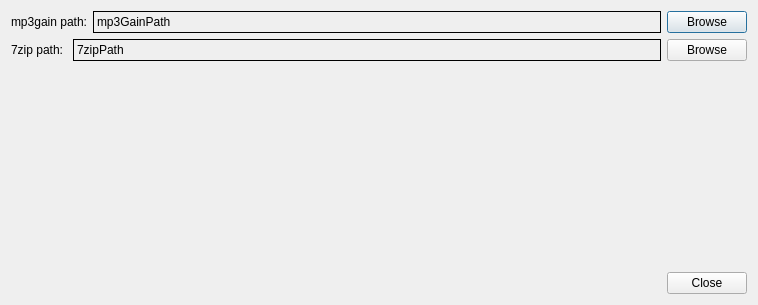
OpenKJ/OpenKJTools, file dlgsettings.ui: the form before one commit.
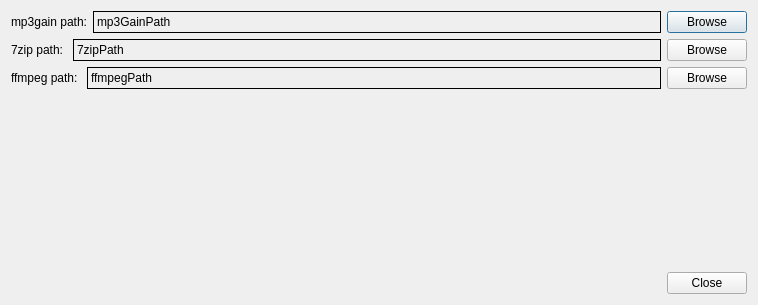
The form after the commit.

What changed in the file:
```diff
--- a/dlgsettings.ui
+++ b/dlgsettings.ui
@@ -94,6 +94,49 @@
      </item>
     </layout>
    </item>
+   <item>
+    <layout class="QHBoxLayout" name="horizontalLayout_3">
+     <property name="topMargin">
+      <number>0</number>
+     </property>
+     <item>
+      <widget class="QLabel" name="label_3">
+       <property name="sizePolicy">
+        <sizepolicy hsizetype="Minimum" vsizetype="Preferred">
+         <horstretch>0</horstretch>
+         <verstretch>0</verstretch>
+        </sizepolicy>
+       </property>
+       <property name="text">
+        <string>ffmpeg path: </string>
+       </property>
+      </widget>
+     </item>
+     <item>
+      <widget class="QLabel" name="labelFfmpegPath">
+       <property name="sizePolicy">
+        <sizepolicy hsizetype="Expanding" vsizetype="Preferred">
+         <horstretch>0</horstretch>
+         <verstretch>0</verstretch>
+        </sizepolicy>
+       </property>
+       <property name="frameShape">
+        <enum>QFrame::Box</enum>
+       </property>
+       <property name="text">
+        <string>ffmpegPath</string>
+       </property>
+      </widget>
+     </item>
+     <item>
+      <widget class="QPushButton" name="pushButtonFfmpegBrowse">
+       <property name="text">
+        <string>Browse</string>
+       </property>
+      </widget>
+     </item>
+    </layout>
+   </item>
    <item>
     <spacer name="verticalSpacer">
      <property name="orientation">
```
